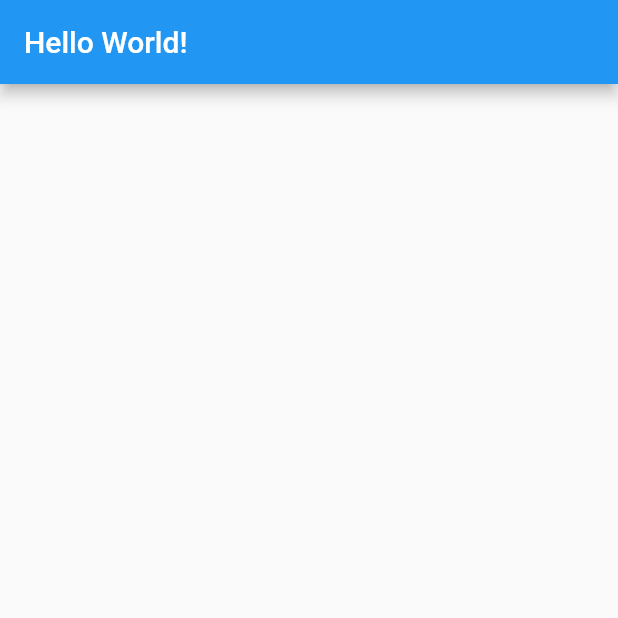
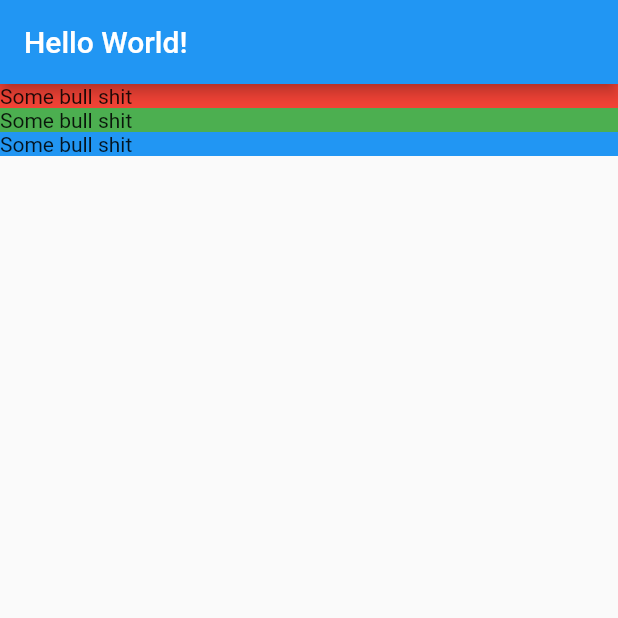
Before and after one commit to omarlamin01/tourism_and_co, a Flutter app: the screen it shows after launch, on a phone screen of 412 x 824 dp, the top half of it. Run offline on Flutter 3.47's test engine with Material 2 defaults, Android fonts, the phone set to English and light mode, and no system bars.

Commit message:
some changes

```diff
--- a/lib/screens/location_detail/location_detail.dart
+++ b/lib/screens/location_detail/location_detail.dart
@@ -1,15 +1,38 @@
 import 'package:flutter/material.dart';
 
-class LocationDetail extends StatelessWidget
-{
+class LocationDetail extends StatelessWidget {
   @override
   Widget build(BuildContext context) {
     return Scaffold(
       appBar: AppBar(
         title: const Text('Hello World!'),
       ),
-      body: const Text(''),
+      body: Column(
+        mainAxisAlignment: MainAxisAlignment.start,
+        crossAxisAlignment: CrossAxisAlignment.stretch,
+        children: [
+          Container(
+            decoration: const BoxDecoration(
+              color: Colors.red,
+            ),
+            child: const Text('Some bull shit'),
+          ),
+
+          Container(
+            decoration: const BoxDecoration(
+              color: Colors.green,
+            ),
+            child: const Text('Some bull shit'),
+          ),
+
+          Container(
+            decoration: const BoxDecoration(
+              color: Colors.blue,
+            ),
+            child: const Text('Some bull shit'),
+          ),
+        ],
+      ),
     );
   }
-
 }
```
